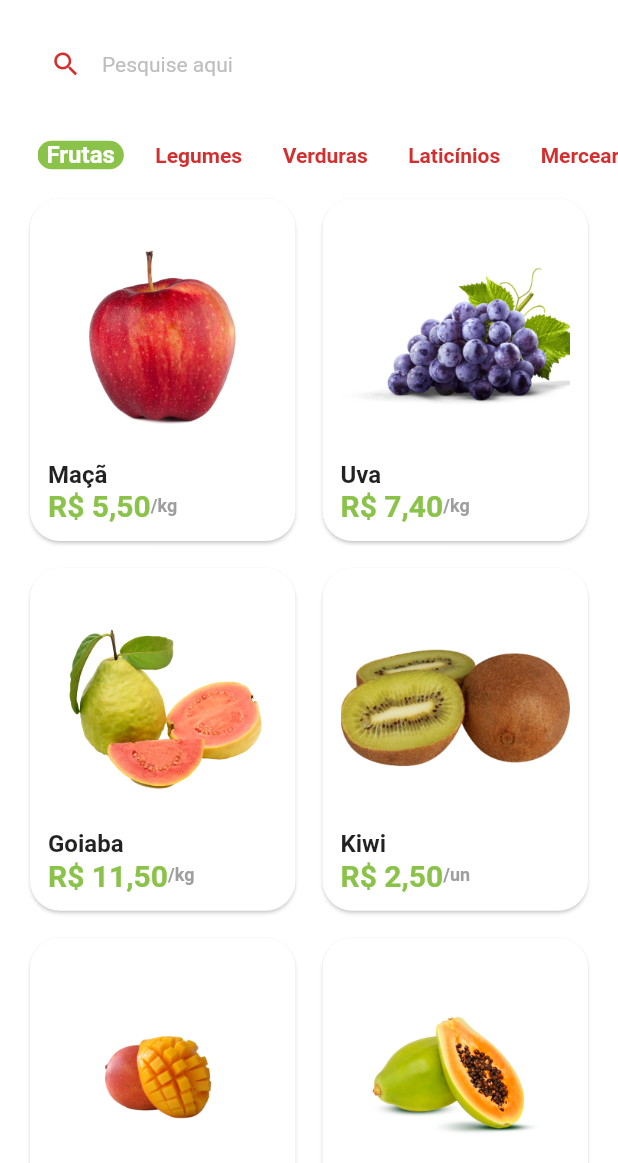
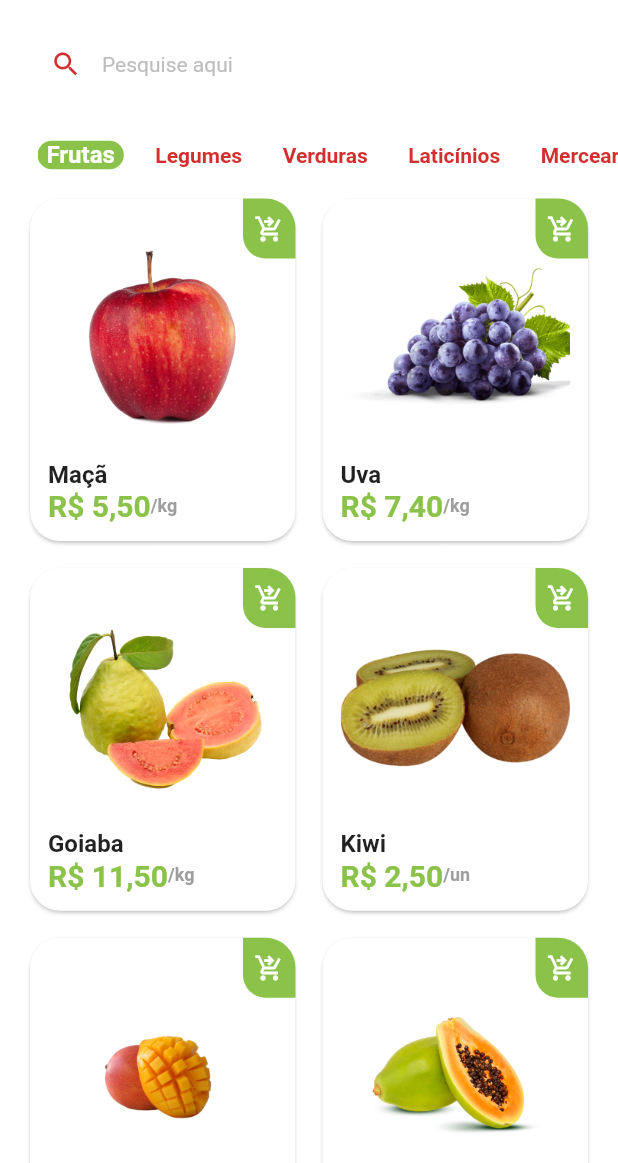
Before and after one commit to williamsaborido/greengrocer, a Flutter app: the HomeTab screen opened directly, on a phone screen of 412 x 824 dp, the part 73-1236 px from its top. Run offline on Flutter 3.47's test engine with Material 2 defaults, Android fonts, the phone set to English and light mode, and no system bars; drawn by our look-alikes of badges; our stand-ins replace animated_text_kit, mask_text_input_formatter.

```diff
--- a/lib/src/components/item_tile.dart
+++ b/lib/src/components/item_tile.dart
@@ -1,21 +1,28 @@
 import 'package:flutter/material.dart';
 import 'package:greengrocer/src/config/custom_colors.dart';
-import 'package:intl/intl.dart';
+import 'package:greengrocer/src/pages/product/product_sreen.dart';
+import 'package:greengrocer/src/services/util_service.dart';
 
 import '../models/item_model.dart';
 
 class ItemTile extends StatelessWidget {
   final ItemModel item;
-  final NumberFormat currency = NumberFormat.simpleCurrency(locale: "pt_BR");
 
-  ItemTile({
+  const ItemTile({
     Key? key,
     required this.item,
   }) : super(key: key);
 
   @override
   Widget build(BuildContext context) {
-    return Card(
+    return Stack(
+      children: [
+        GestureDetector(
+          onTap: () {
+            Navigator.of(context).push(MaterialPageRoute(
+                builder: (context) => ProductSreen(item: item)));
+          },
+          child: Card(
             elevation: 1,
             shadowColor: Colors.grey.shade300,
             shape: RoundedRectangleBorder(
@@ -27,7 +34,12 @@ class ItemTile extends StatelessWidget {
                 crossAxisAlignment: CrossAxisAlignment.stretch,
                 children: [
                   // imagem
-            Expanded(child: Image.asset(item.imageUrl)),
+                  Expanded(
+                    child: Hero(
+                      tag: item.imageUrl,
+                      child: Image.asset(item.imageUrl),
+                    ),
+                  ),
                   // nome
                   Text(
                     item.itemName,
@@ -41,23 +53,51 @@ class ItemTile extends StatelessWidget {
                     crossAxisAlignment: CrossAxisAlignment.center,
                     children: [
                       Text(
-                  currency.format(item.price),
+                        UtilService.priceToCurrency(item.price),
                         style: TextStyle(
                             fontWeight: FontWeight.bold,
-                    fontSize: 20,color: CustomColors.customSwatchColor
+                            fontSize: 20,
+                            color: CustomColors.customSwatchColor),
                       ),
-                ),
-                Text('/${item.unit}',
+                      Text(
+                        '/${item.unit}',
                         style: TextStyle(
                           color: Colors.grey.shade500,
                           fontWeight: FontWeight.bold,
                           fontSize: 12,
-                ),),
+                        ),
+                      ),
                     ],
                   ),
                 ],
               ),
             ),
+          ),
+        ),
+        Positioned(
+          top: 4,
+          right: 4,
+          child: GestureDetector(
+            onTap: () {},
+            child: Container(
+              decoration: BoxDecoration(
+                color: CustomColors.customSwatchColor,
+                borderRadius: const BorderRadius.only(
+                  bottomLeft: Radius.circular(15),
+                  topRight: Radius.circular(20),
+                ),
+              ),
+              height: 40,
+              width: 35,
+              child: const Icon(
+                Icons.shopping_cart_checkout_outlined,
+                color: Colors.white,
+                size: 20,
+              ),
+            ),
+          ),
+        )
+      ],
     );
   }
 }
--- /dev/null
+++ b/lib/src/services/util_service.dart
@@ -0,0 +1,8 @@
+import 'package:intl/intl.dart';
+
+class UtilService {
+  static String priceToCurrency(double value) {
+    var numberFormat = NumberFormat.simpleCurrency(locale: 'pt_BR');
+    return numberFormat.format(value);
+  }
+}
```
Also changed, not shown: lib/src/components/quantity_widget.dart (added, +84 -0 lines), lib/src/pages/product/product_sreen.dart (added, +121 -0 lines). Lines whose indentation alone changed are shown as unchanged.
